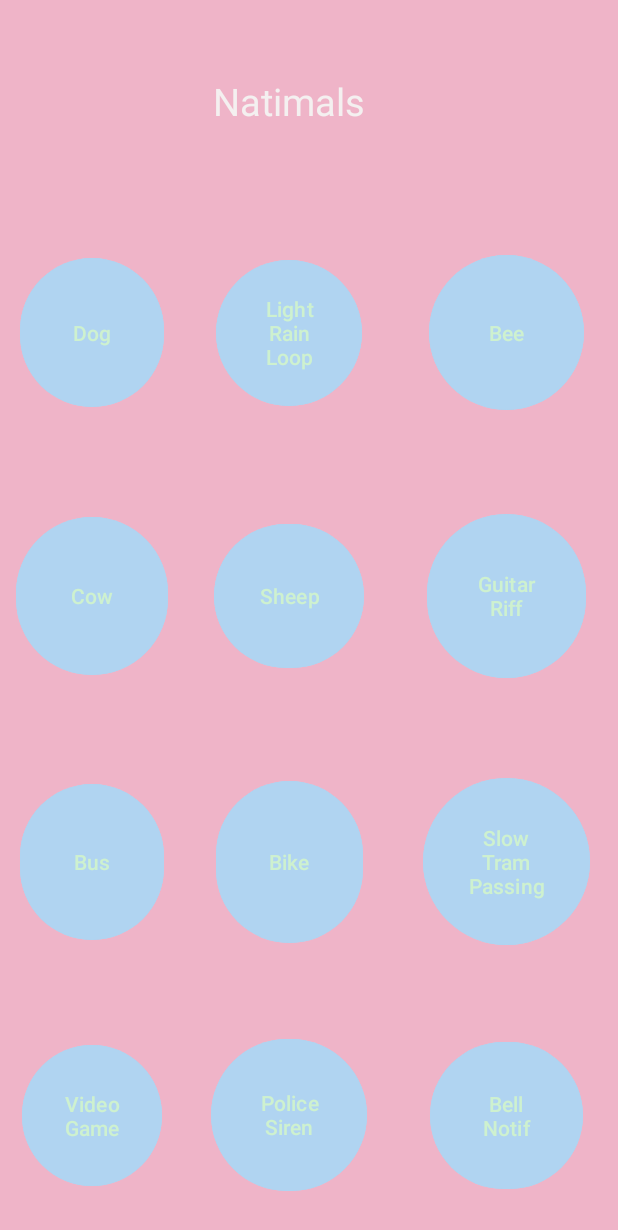
After one commit to ryantburke/PolytechnicSoundboard, an Android app: the SoundBoardNatimals screen opened directly, with no data from a screen before it, on a phone screen of 412 x 824 dp. The commit adds this screen. Shown: the top 1230 px of the screen. Run offline under Robolectric (Android 15) with nearby library versions, the phone set to English and light mode, and no system bars.

```diff
--- a/app/src/main/AndroidManifest.xml
+++ b/app/src/main/AndroidManifest.xml
@@ -28,6 +28,7 @@
         <activity android:name="com.poly.soundboard.SoundBoardFairySounds" />
         <activity android:name="com.poly.soundboard.SoundBoardJon" />
         <activity android:name="com.poly.soundboard.SoundboardDeezy" />
+        <activity android:name="com.poly.soundboard.SoundBoardNatimals" />
     </application>
 
 </manifest>
--- a/app/src/main/java/com/poly/soundboard/SoundBoardActivity.java
+++ b/app/src/main/java/com/poly/soundboard/SoundBoardActivity.java
@@ -31,6 +31,7 @@ public class SoundBoardActivity extends AppCompatActivity {
 
         //add soundboards
         soundBoards.add(new SoundBoardNaithan());
+        soundBoards.add(new SoundBoardNatimals());
         soundBoards.add(new SoundBoardMeme());
         //soundBoards.add(new SoundBoardFairySounds());
         soundBoards.add(new SoundboardDeezy());
--- /dev/null
+++ b/app/src/main/java/com/poly/soundboard/SoundBoardNatimals.java
@@ -0,0 +1,285 @@
+package com.poly.soundboard;
+
+import androidx.appcompat.app.AppCompatActivity;
+
+import android.media.MediaPlayer;
+import android.os.Bundle;
+import android.view.View;
+import android.widget.Button;
+
+public class SoundBoardNatimals extends SoundBoardActivity {
+    private Button btnDog;
+    private Button btnRain;
+    private Button btnBee;
+    private Button btnCow;
+    private Button btnSheep;
+    private Button btnGuitar;
+    private Button btnBus;
+    private Button btnBike;
+    private Button btnTram;
+    private Button btnGame;
+    private Button btnSiren;
+    private Button btnBell;
+
+    @Override
+    protected void initialize() {
+        setContentView(R.layout.soundboard_natimals);
+
+        context = this;
+        ivSwapper = findViewById(R.id.iv_swiper);
+
+        btnDog = findViewById(R.id.btn_dog);
+        btnRain = findViewById(R.id.btn_rain);
+        btnBee = findViewById(R.id.btn_bee);
+        btnCow = findViewById(R.id.btn_cow);
+        btnSheep = findViewById(R.id.btn_sheep);
+        btnGuitar = findViewById(R.id.btn_guitar);
+        btnBus = findViewById(R.id.btn_bus);
+        btnBike = findViewById(R.id.btn_bike);
+        btnTram = findViewById(R.id.btn_tram);
+        btnGame = findViewById(R.id.btn_game);
+        btnSiren = findViewById(R.id.btn_siren);
+        btnBell = findViewById(R.id.btn_bell);
+
+        btnDog.setOnClickListener(new View.OnClickListener() {
+            @Override
+            public void onClick(View v) {
+                playDog();
+            }
+        });
+
+        btnRain.setOnClickListener(new View.OnClickListener() {
+            @Override
+            public void onClick(View v) {
+                playRain();
+            }
+        });
+        btnBee.setOnClickListener(new View.OnClickListener() {
+            @Override
+            public void onClick(View v) {
+                playBee();
+            }
+        });
+
+        btnCow.setOnClickListener(new View.OnClickListener() {
+            @Override
+            public void onClick(View v) {
+                playCow();
+            }
+        });
+
+        btnSheep.setOnClickListener(new View.OnClickListener() {
+            @Override
+            public void onClick(View v) {
+                playSheep();
+            }
+        });
+
+        btnGuitar.setOnClickListener(new View.OnClickListener() {
+            @Override
+            public void onClick(View v) {
+                playGuitar();
+            }
+        });
+
+        btnBus.setOnClickListener(new View.OnClickListener() {
+            @Override
+            public void onClick(View v) {
+                playBus();
+            }
+        });
+        btnBike.setOnClickListener(new View.OnClickListener() {
+            @Override
+            public void onClick(View v) {
+                playBike();
+            }
+        });
+
+        btnTram.setOnClickListener(new View.OnClickListener() {
+            @Override
+            public void onClick(View v) {
+                playTram();
+            }
+        });
+
+        btnGame.setOnClickListener(new View.OnClickListener() {
+            @Override
+            public void onClick(View v) {
+                playGame();
+            }
+        });
+
+        btnSiren.setOnClickListener(new View.OnClickListener() {
+            @Override
+            public void onClick(View v) {
+                playSiren();
+            }
+        });
+
+        btnBell.setOnClickListener(new View.OnClickListener() {
+            @Override
+            public void onClick(View v) {
+                playBell();
+            }
+        });
+
+
+
+    }
+
+    private void playDog(){
+        MediaPlayer mp = MediaPlayer.create(this,R.raw.sample_natimals_dog);
+        mp.start();
+        mp.setOnCompletionListener(new MediaPlayer.OnCompletionListener() {
+            @Override
+            public void onCompletion(MediaPlayer mp) {
+                mp.stop();
+                mp.release();
+                mp = null;
+            }
+        });
+    }
+
+    private void playRain(){
+        MediaPlayer mp = MediaPlayer.create(this,R.raw.sample_natimals_rain);
+        mp.start();
+        mp.setOnCompletionListener(new MediaPlayer.OnCompletionListener() {
+            @Override
+            public void onCompletion(MediaPlayer mp) {
+                mp.stop();
+                mp.release();
+                mp = null;
+            }
+        });
+    }
+
+    private void playBee(){
+        MediaPlayer mp = MediaPlayer.create(this,R.raw.sample_natimals_bumblebee);
+        mp.start();
+        mp.setOnCompletionListener(new MediaPlayer.OnCompletionListener() {
+            @Override
+            public void onCompletion(MediaPlayer mp) {
+                mp.stop();
+                mp.release();
+                mp = null;
+            }
+        });
+    }
+
+    private void playCow(){
+        MediaPlayer mp = MediaPlayer.create(this,R.raw.sample_natimals_cow);
+        mp.start();
+        mp.setOnCompletionListener(new MediaPlayer.OnCompletionListener() {
+            @Override
+            public void onCompletion(MediaPlayer mp) {
+                mp.stop();
+                mp.release();
+                mp = null;
+            }
+        });
+    }
+
+    private void playSheep(){
+        MediaPlayer mp = MediaPlayer.create(this,R.raw.sample_natimals_sheep);
+        mp.start();
+        mp.setOnCompletionListener(new MediaPlayer.OnCompletionListener() {
+            @Override
+            public void onCompletion(MediaPlayer mp) {
+                mp.stop();
+                mp.release();
+                mp = null;
+            }
+        });
+    }
+
+    private void playGuitar(){
+        MediaPlayer mp = MediaPlayer.create(this,R.raw.sample_natimals_guitar);
+        mp.start();
+        mp.setOnCompletionListener(new MediaPlayer.OnCompletionListener() {
+            @Override
+            public void onCompletion(MediaPlayer mp) {
+                mp.stop();
+                mp.release();
+                mp = null;
+            }
+        });
+    }
+
+    private void playBus(){
+        MediaPlayer mp = MediaPlayer.create(this,R.raw.sample_natimals_bus);
+        mp.start();
+        mp.setOnCompletionListener(new MediaPlayer.OnCompletionListener() {
+            @Override
+            public void onCompletion(MediaPlayer mp) {
+                mp.stop();
+                mp.release();
+                mp = null;
+            }
+        });
+    }
+
+    private void playBike(){
+        MediaPlayer mp = MediaPlayer.create(this,R.raw.sample_natimals_motorcycle);
+        mp.start();
+        mp.setOnCompletionListener(new MediaPlayer.OnCompletionListener() {
+            @Override
+            public void onCompletion(MediaPlayer mp) {
+                mp.stop();
+                mp.release();
+                mp = null;
+            }
+        });
+    }
+
+    private void playTram(){
+        MediaPlayer mp = MediaPlayer.create(this,R.raw.sample_natimals_tram);
+        mp.start();
+        mp.setOnCompletionListener(new MediaPlayer.OnCompletionListener() {
+            @Override
+            public void onCompletion(MediaPlayer mp) {
+                mp.stop();
+                mp.release();
+                mp = null;
+            }
+        });
+    }
+
+    private void playGame(){
+        MediaPlayer mp = MediaPlayer.create(this,R.raw.sample_natimals_videogame);
+        mp.start();
+        mp.setOnCompletionListener(new MediaPlayer.OnCompletionListener() {
+            @Override
+            public void onCompletion(MediaPlayer mp) {
+                mp.stop();
+                mp.release();
+                mp = null;
+            }
+        });
+    }
+
+    private void playSiren(){
+        MediaPlayer mp = MediaPlayer.create(this,R.raw.sample_natimals_siren);
+        mp.start();
+        mp.setOnCompletionListener(new MediaPlayer.OnCompletionListener() {
+            @Override
+            public void onCompletion(MediaPlayer mp) {
+                mp.stop();
+                mp.release();
+                mp = null;
+            }
+        });
+    }
+
+    private void playBell(){
+        MediaPlayer mp = MediaPlayer.create(this,R.raw.sample_natimals_bells);
+        mp.start();
+        mp.setOnCompletionListener(new MediaPlayer.OnCompletionListener() {
+            @Override
+            public void onCompletion(MediaPlayer mp) {
+                mp.stop();
+                mp.release();
+                mp = null;
+            }
+        });
+    }
+}
--- /dev/null
+++ b/app/src/main/res/layout/soundboard_natimals.xml
@@ -0,0 +1,221 @@
+<?xml version="1.0" encoding="utf-8"?>
+<androidx.constraintlayout.widget.ConstraintLayout xmlns:android="http://schemas.android.com/apk/res/android"
+    xmlns:app="http://schemas.android.com/apk/res-auto"
+    xmlns:tools="http://schemas.android.com/tools"
+    android:layout_width="match_parent"
+    android:layout_height="match_parent"
+    android:background="@color/natimals_bg"
+    tools:context=".SoundBoardNatimals">
+
+    <ImageView
+        android:id="@+id/iv_swiper"
+        android:layout_width="0dp"
+        android:layout_height="0dp"
+        app:layout_constraintBottom_toBottomOf="parent"
+        app:layout_constraintEnd_toEndOf="parent"
+        app:layout_constraintStart_toStartOf="parent"
+        app:layout_constraintTop_toTopOf="parent" />
+
+    <androidx.constraintlayout.widget.Guideline
+        android:id="@+id/guideline8"
+        android:layout_width="wrap_content"
+        android:layout_height="wrap_content"
+        android:orientation="horizontal"
+        app:layout_constraintGuide_percent="0.16415869" />
+
+    <androidx.constraintlayout.widget.Guideline
+        android:id="@+id/guideline9"
+        android:layout_width="wrap_content"
+        android:layout_height="wrap_content"
+        android:orientation="horizontal"
+        app:layout_constraintGuide_percent="0.373461" />
+
+    <androidx.constraintlayout.widget.Guideline
+        android:id="@+id/guideline10"
+        android:layout_width="wrap_content"
+        android:layout_height="wrap_content"
+        android:orientation="horizontal"
+        app:layout_constraintGuide_percent="0.5896033" />
+
+    <androidx.constraintlayout.widget.Guideline
+        android:id="@+id/guideline11"
+        android:layout_width="wrap_content"
+        android:layout_height="wrap_content"
+        android:orientation="horizontal"
+        app:layout_constraintGuide_percent="0.80437756" />
+
+    <androidx.constraintlayout.widget.Guideline
+        android:id="@+id/guideline12"
+        android:layout_width="wrap_content"
+        android:layout_height="wrap_content"
+        android:orientation="vertical"
+        app:layout_constraintGuide_percent="0.29683697" />
+
+    <androidx.constraintlayout.widget.Guideline
+        android:id="@+id/guideline13"
+        android:layout_width="wrap_content"
+        android:layout_height="wrap_content"
+        android:orientation="vertical"
+        app:layout_constraintGuide_percent="0.63990265" />
+
+    <Button
+        android:id="@+id/btn_dog"
+        android:layout_width="96dp"
+        android:layout_height="107dp"
+        android:text="Dog"
+        android:textColor="@color/natimals_txt_btn"
+        android:backgroundTint="@color/natimals_bg_btn"
+        app:layout_constraintBottom_toTopOf="@+id/guideline9"
+        app:layout_constraintEnd_toStartOf="@+id/guideline12"
+        app:layout_constraintStart_toStartOf="parent"
+        app:layout_constraintTop_toTopOf="@+id/guideline8" />
+
+    <Button
+        android:id="@+id/btn_rain"
+        android:layout_width="97dp"
+        android:layout_height="105dp"
+        android:text="Light Rain Loop"
+        android:textColor="@color/natimals_txt_btn"
+        android:backgroundTint="@color/natimals_bg_btn"
+        app:layout_constraintBottom_toTopOf="@+id/guideline9"
+        app:layout_constraintEnd_toStartOf="@+id/guideline13"
+        app:layout_constraintStart_toStartOf="@+id/guideline12"
+        app:layout_constraintTop_toTopOf="@+id/guideline8" />
+
+    <Button
+        android:id="@+id/btn_bee"
+        android:layout_width="103dp"
+        android:layout_height="111dp"
+        android:text="Bee"
+        android:textColor="@color/natimals_txt_btn"
+        android:backgroundTint="@color/natimals_bg_btn"
+        app:layout_constraintBottom_toTopOf="@+id/guideline9"
+        app:layout_constraintEnd_toEndOf="parent"
+        app:layout_constraintStart_toStartOf="@+id/guideline13"
+        app:layout_constraintTop_toTopOf="@+id/guideline8"
+        app:layout_constraintVertical_bias="0.504" />
+
+    <Button
+        android:id="@+id/btn_cow"
+        android:layout_width="101dp"
+        android:layout_height="113dp"
+        android:text="Cow"
+        android:textColor="@color/natimals_txt_btn"
+        android:backgroundTint="@color/natimals_bg_btn"
+        app:layout_constraintBottom_toTopOf="@+id/guideline10"
+        app:layout_constraintEnd_toStartOf="@+id/guideline12"
+        app:layout_constraintStart_toStartOf="parent"
+        app:layout_constraintTop_toTopOf="@+id/guideline9" />
+
+    <Button
+        android:id="@+id/btn_sheep"
+        android:layout_width="100dp"
+        android:layout_height="104dp"
+        android:text="Sheep"
+        android:textColor="@color/natimals_txt_btn"
+        android:backgroundTint="@color/natimals_bg_btn"
+        app:layout_constraintBottom_toTopOf="@+id/guideline10"
+        app:layout_constraintEnd_toStartOf="@+id/guideline13"
+        app:layout_constraintStart_toStartOf="@+id/guideline12"
+        app:layout_constraintTop_toTopOf="@+id/guideline9" />
+
+    <Button
+        android:id="@+id/btn_guitar"
+        android:layout_width="106dp"
+        android:layout_height="117dp"
+        android:text="Guitar Riff"
+        android:textColor="@color/natimals_txt_btn"
+        android:backgroundTint="@color/natimals_bg_btn"
+        app:layout_constraintBottom_toTopOf="@+id/guideline10"
+        app:layout_constraintEnd_toEndOf="parent"
+        app:layout_constraintStart_toStartOf="@+id/guideline13"
+        app:layout_constraintTop_toTopOf="@+id/guideline9" />
+
+    <Button
+        android:id="@+id/btn_bus"
+        android:layout_width="96dp"
+        android:layout_height="112dp"
+        android:text="Bus"
+        android:textColor="@color/natimals_txt_btn"
+        android:backgroundTint="@color/natimals_bg_btn"
+        app:layout_constraintBottom_toTopOf="@+id/guideline11"
+        app:layout_constraintEnd_toStartOf="@+id/guideline12"
+        app:layout_constraintStart_toStartOf="parent"
+        app:layout_constraintTop_toTopOf="@+id/guideline10" />
+
+    <Button
+        android:id="@+id/btn_bike"
+        android:layout_width="98dp"
+        android:layout_height="116dp"
+        android:text="Bike"
+        android:textColor="@color/natimals_txt_btn"
+        android:backgroundTint="@color/natimals_bg_btn"
+        app:layout_constraintBottom_toTopOf="@+id/guideline11"
+        app:layout_constraintEnd_toStartOf="@+id/guideline13"
+        app:layout_constraintStart_toStartOf="@+id/guideline12"
+        app:layout_constraintTop_toTopOf="@+id/guideline10" />
+
+    <Button
+        android:id="@+id/btn_tram"
+        android:layout_width="111dp"
+        android:layout_height="119dp"
+        android:text="Slow Tram Passing"
+        android:textColor="@color/natimals_txt_btn"
+        android:backgroundTint="@color/natimals_bg_btn"
+        app:layout_constraintBottom_toTopOf="@+id/guideline11"
+        app:layout_constraintEnd_toEndOf="parent"
+        app:layout_constraintStart_toStartOf="@+id/guideline13"
+        app:layout_constraintTop_toTopOf="@+id/guideline10" />
+
+    <TextView
+        android:id="@+id/Soundboard"
+        android:layout_width="wrap_content"
+        android:layout_height="wrap_content"
+        android:text="Natimals"
+        android:textSize="25sp"
+        android:textColor="@color/natimals_txt_title"
+        app:layout_constraintBottom_toTopOf="@+id/guideline8"
+        app:layout_constraintEnd_toStartOf="@+id/guideline13"
+        app:layout_constraintHorizontal_bias="0.507"
+        app:layout_constraintStart_toStartOf="@+id/guideline12"
+        app:layout_constraintTop_toTopOf="parent"
+        app:layout_constraintVertical_bias="0.495" />
+
+    <Button
+        android:id="@+id/btn_game"
+        android:layout_width="93dp"
+        android:layout_height="102dp"
+        android:text="Video Game"
+        android:textColor="@color/natimals_txt_btn"
+        android:backgroundTint="@color/natimals_bg_btn"
+        app:layout_constraintBottom_toBottomOf="parent"
+        app:layout_constraintEnd_toStartOf="@+id/guideline12"
+        app:layout_constraintStart_toStartOf="parent"
+        app:layout_constraintTop_toTopOf="@+id/guideline11" />
+
+    <Button
+        android:id="@+id/btn_siren"
+        android:layout_width="104dp"
+        android:layout_height="109dp"
+        android:text="Police Siren"
+        android:textColor="@color/natimals_txt_btn"
+        android:backgroundTint="@color/natimals_bg_btn"
+        app:layout_constraintBottom_toBottomOf="parent"
+        app:layout_constraintEnd_toStartOf="@+id/guideline13"
+        app:layout_constraintStart_toStartOf="@+id/guideline12"
+        app:layout_constraintTop_toTopOf="@+id/guideline11" />
+
+    <Button
+        android:id="@+id/btn_bell"
+        android:layout_width="102dp"
+        android:layout_height="106dp"
+        android:text="Bell Notif"
+        android:textColor="@color/natimals_txt_btn"
+        android:backgroundTint="@color/natimals_bg_btn"
+        app:layout_constraintBottom_toBottomOf="parent"
+        app:layout_constraintEnd_toEndOf="parent"
+        app:layout_constraintStart_toStartOf="@+id/guideline13"
+        app:layout_constraintTop_toTopOf="@+id/guideline11" />
+
+
+</androidx.constraintlayout.widget.ConstraintLayout>
--- a/app/src/main/res/values/colors.xml
+++ b/app/src/main/res/values/colors.xml
@@ -22,4 +22,8 @@
     <color name="jon_title_txt">#3ef531</color>
     <color name="jon_btn_bg">#3ef531</color>
     <color name="jon_btn_txt">#3ef531</color>
+    <color name="natimals_bg">#EFB4C8</color>
+    <color name="natimals_bg_btn">#B0D4F1</color>
+    <color name="natimals_txt_title">#F4F0F0</color>
+    <color name="natimals_txt_btn">#CEF1CF</color>
 </resources>
```
Also changed, not shown: 12 other files.
